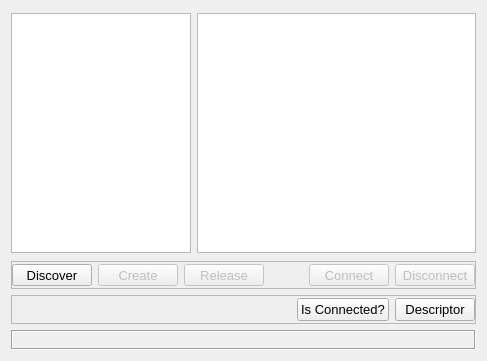
Qt form discoversubwidget.ui (MccDv/universaltest) before a commit.
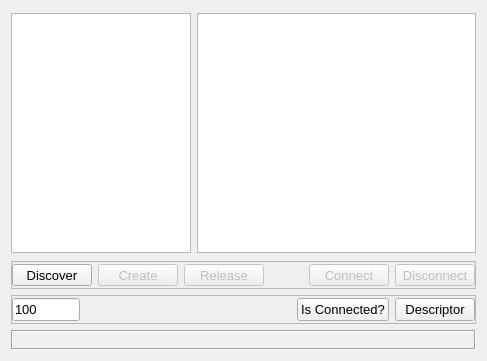
The same form after that commit.

What changed in the file:
```diff
--- a/discoversubwidget.ui
+++ b/discoversubwidget.ui
@@ -274,6 +274,16 @@
       <property name="bottomMargin">
        <number>2</number>
       </property>
+      <item>
+       <widget class="QLineEdit" name="leNumDevs">
+        <property name="toolTip">
+         <string>Descriptor array size</string>
+        </property>
+        <property name="text">
+         <string>100</string>
+        </property>
+       </widget>
+      </item>
       <item>
        <spacer name="horizontalSpacer_2">
         <property name="orientation">
```
